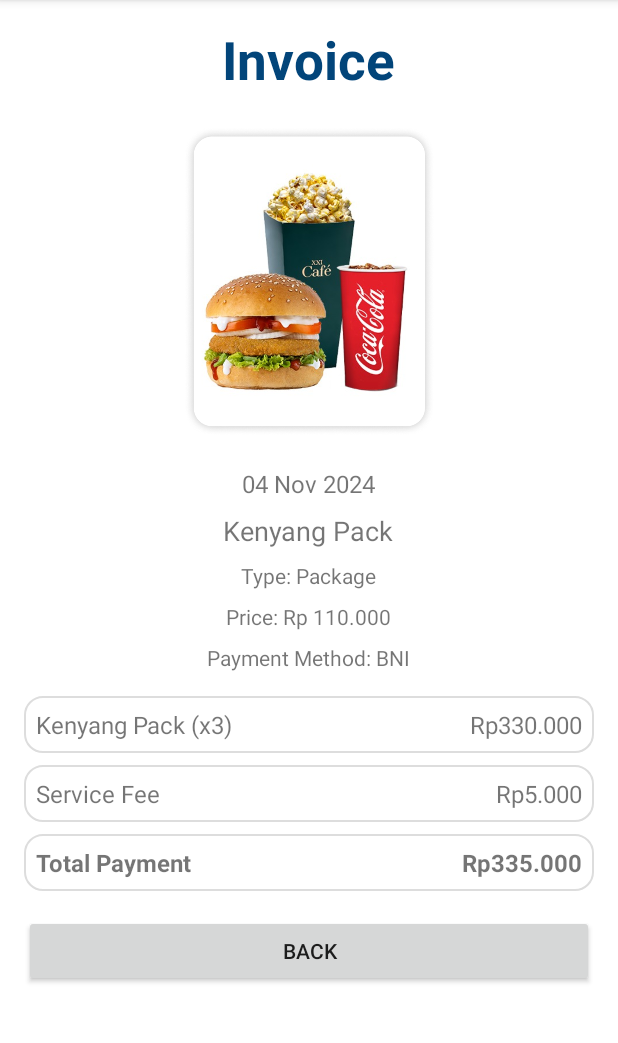
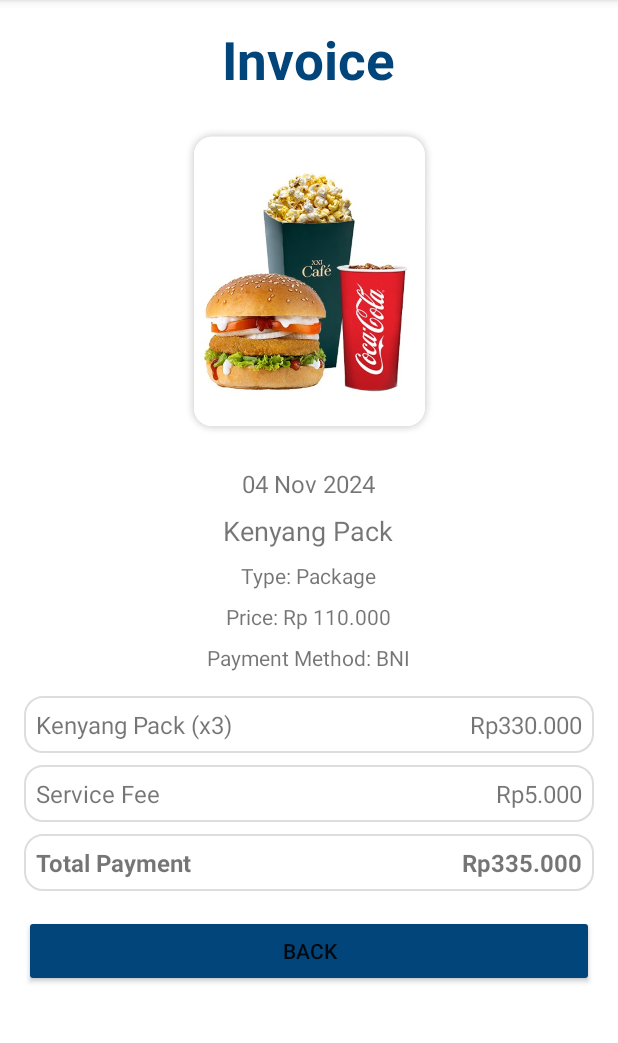
Before and after one commit to satrioagnag/PEMMOB_UAS, an Android app: the InvoiceSnackActivity screen opened directly, with no data from a screen before it, on a phone screen of 412 x 824 dp, the part 84-1127 px from its top. Run offline under Robolectric (Android 15) with nearby library versions, the phone set to English and light mode, and no system bars.

Commit message:
flow 1 til invoice

```diff
--- a/app/src/main/res/layout/activity_invoice_snack.xml
+++ b/app/src/main/res/layout/activity_invoice_snack.xml
@@ -149,6 +149,7 @@
             android:layout_width="match_parent"
             android:layout_height="wrap_content"
             android:layout_marginTop="16dp"
+            android:backgroundTint="#02457A"
             android:text="Back" />
     </LinearLayout>
 
```
